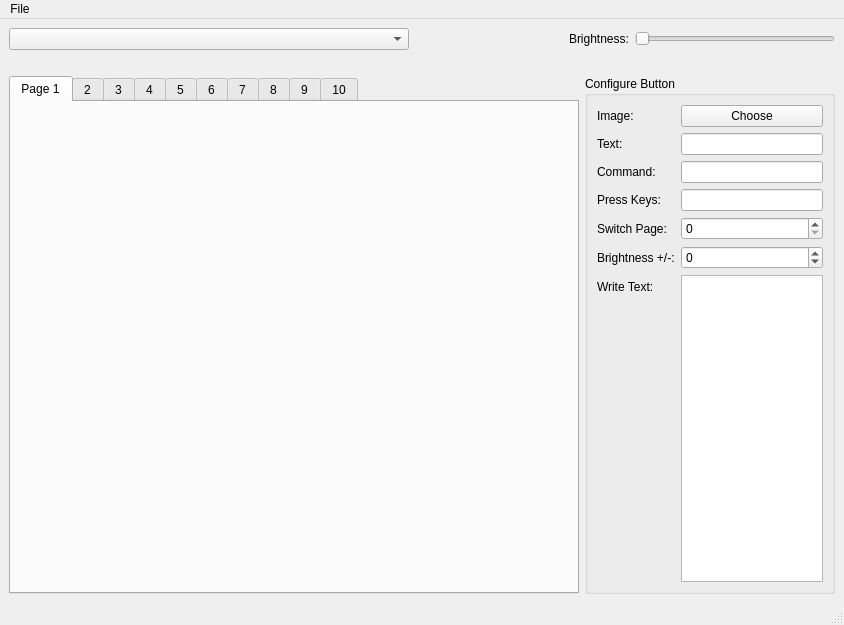
Qt form streamdeck_ui/main.ui (timothycrosley/streamdeck-ui) before a commit.
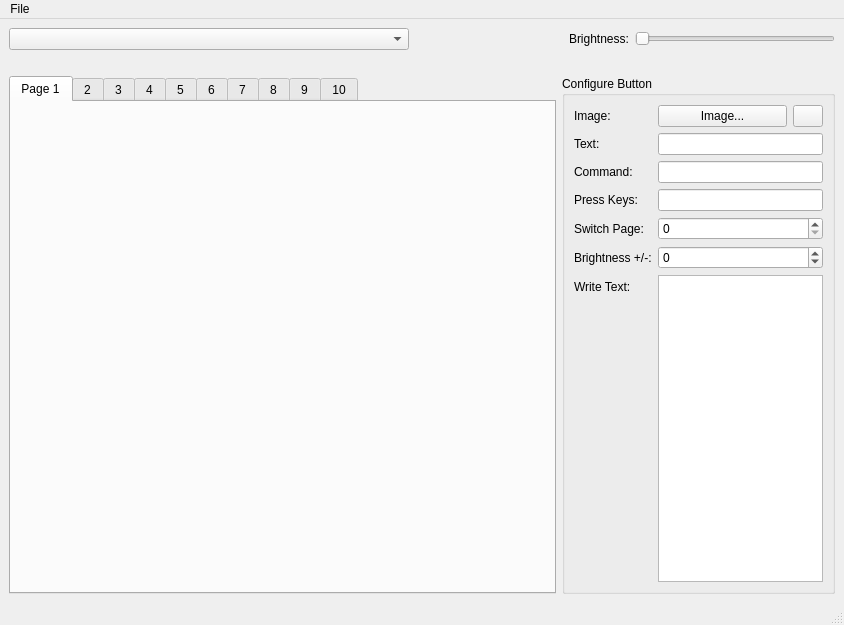
The same form after that commit. Icons and pictures are not drawn.

Commit message: Add remove image button

```diff
--- a/streamdeck_ui/main.ui
+++ b/streamdeck_ui/main.ui
@@ -77,12 +77,24 @@
        </layout>
       </item>
       <item>
-       <layout class="QHBoxLayout" name="horizontalLayout">
+       <layout class="QHBoxLayout" name="horizontalLayout" stretch="2,1">
+        <property name="spacing">
+         <number>6</number>
+        </property>
+        <property name="sizeConstraint">
+         <enum>QLayout::SetDefaultConstraint</enum>
+        </property>
         <property name="topMargin">
          <number>20</number>
         </property>
         <item>
          <widget class="QTabWidget" name="pages">
+          <property name="sizePolicy">
+           <sizepolicy hsizetype="Preferred" vsizetype="Preferred">
+            <horstretch>0</horstretch>
+            <verstretch>0</verstretch>
+           </sizepolicy>
+          </property>
           <property name="autoFillBackground">
            <bool>false</bool>
           </property>
@@ -162,12 +174,6 @@
             <height>0</height>
            </size>
           </property>
-          <property name="maximumSize">
-           <size>
-            <width>250</width>
-            <height>16777215</height>
-           </size>
-          </property>
           <property name="title">
            <string>Configure Button</string>
           </property>
@@ -182,11 +188,44 @@
               </widget>
              </item>
              <item row="0" column="1">
-              <widget class="QPushButton" name="imageButton">
-               <property name="text">
-                <string>Choose</string>
+              <layout class="QHBoxLayout" name="horizontalLayout_2">
+               <property name="spacing">
+                <number>6</number>
                </property>
-              </widget>
+               <item>
+                <widget class="QPushButton" name="imageButton">
+                 <property name="text">
+                  <string>Image...</string>
+                 </property>
+                </widget>
+               </item>
+               <item>
+                <widget class="QPushButton" name="removeButton">
+                 <property name="sizePolicy">
+                  <sizepolicy hsizetype="Minimum" vsizetype="Minimum">
+                   <horstretch>0</horstretch>
+                   <verstretch>0</verstretch>
+                  </sizepolicy>
+                 </property>
+                 <property name="maximumSize">
+                  <size>
+                   <width>30</width>
+                   <height>16777215</height>
+                  </size>
+                 </property>
+                 <property name="toolTip">
+                  <string>Remove the image from the button</string>
+                 </property>
+                 <property name="text">
+                  <string/>
+                 </property>
+                 <property name="icon">
+                  <iconset theme="edit-clear">
+                   <normaloff>.</normaloff>.</iconset>
+                 </property>
+                </widget>
+               </item>
+              </layout>
              </item>
              <item row="1" column="0">
               <widget class="QLabel" name="label_2">
```
Left out of the diff: 23 changed lines with no effect on the pictures. The commit also changes 3 other files.
